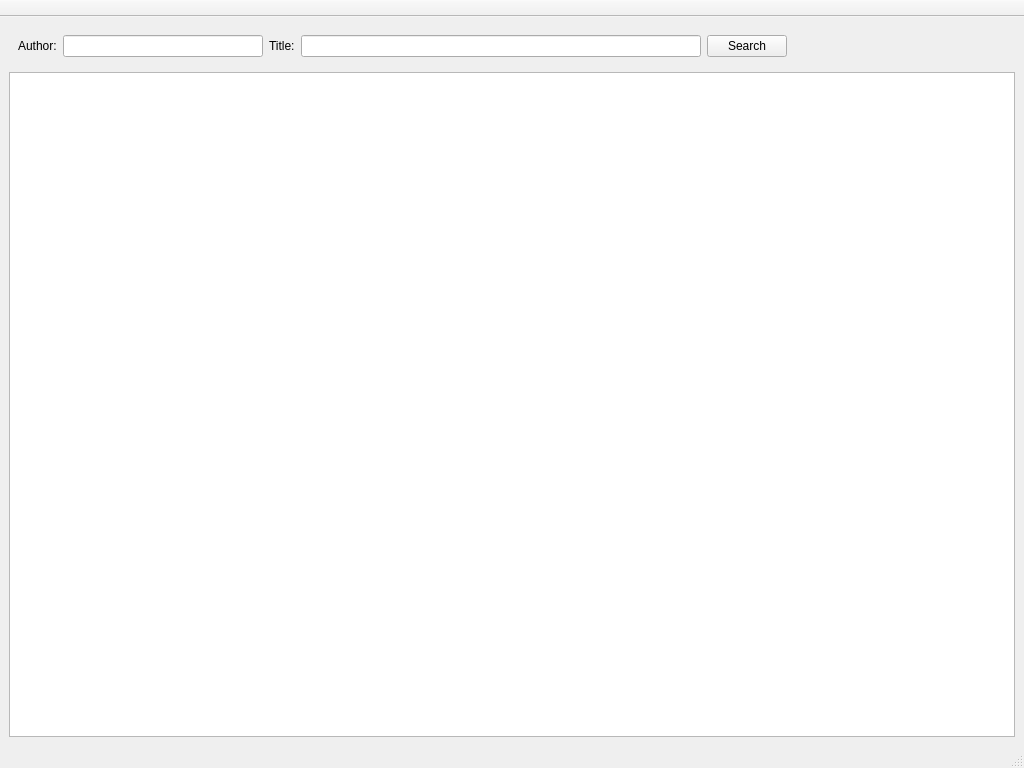
The window that ui/mainwindow.ui (gaaldvd/libgenx) describes before a commit, drawn with Qt 5.
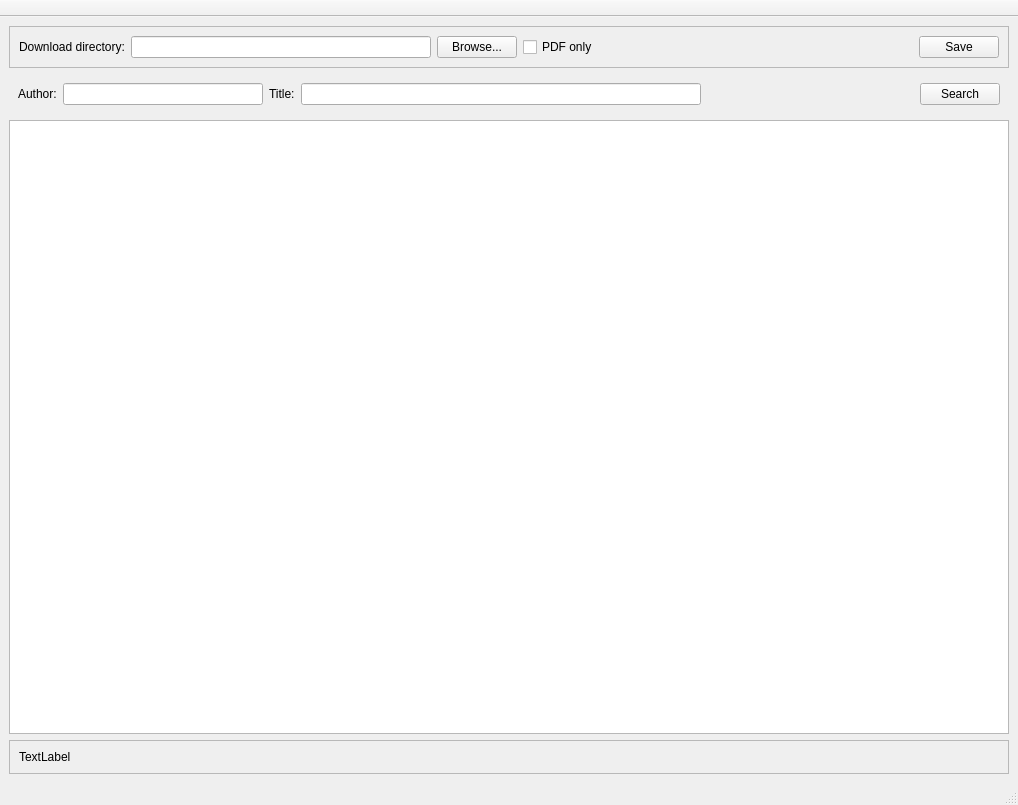
The same window after the commit.

Patch:
```diff
--- a/ui/mainwindow.ui
+++ b/ui/mainwindow.ui
@@ -6,8 +6,8 @@
    <rect>
     <x>0</x>
     <y>0</y>
-    <width>1024</width>
-    <height>768</height>
+    <width>1018</width>
+    <height>805</height>
    </rect>
   </property>
   <property name="windowTitle">
@@ -15,7 +15,97 @@
   </property>
   <widget class="QWidget" name="centralwidget">
    <layout class="QVBoxLayout" name="verticalLayout">
-    <item alignment="Qt::AlignLeft">
+    <item>
+     <widget class="QFrame" name="config_pane">
+      <property name="frameShape">
+       <enum>QFrame::Shape::StyledPanel</enum>
+      </property>
+      <property name="frameShadow">
+       <enum>QFrame::Shadow::Sunken</enum>
+      </property>
+      <property name="lineWidth">
+       <number>0</number>
+      </property>
+      <layout class="QHBoxLayout" name="horizontalLayout_2">
+       <item>
+        <widget class="QLabel" name="labelDownDir">
+         <property name="maximumSize">
+          <size>
+           <width>130</width>
+           <height>16777215</height>
+          </size>
+         </property>
+         <property name="text">
+          <string>Download directory:</string>
+         </property>
+        </widget>
+       </item>
+       <item>
+        <widget class="QLineEdit" name="inDownDir">
+         <property name="maximumSize">
+          <size>
+           <width>300</width>
+           <height>16777215</height>
+          </size>
+         </property>
+        </widget>
+       </item>
+       <item>
+        <widget class="QPushButton" name="buttonDownDir">
+         <property name="maximumSize">
+          <size>
+           <width>80</width>
+           <height>16777215</height>
+          </size>
+         </property>
+         <property name="text">
+          <string>Browse...</string>
+         </property>
+        </widget>
+       </item>
+       <item>
+        <widget class="QCheckBox" name="checkPdf">
+         <property name="maximumSize">
+          <size>
+           <width>100</width>
+           <height>16777215</height>
+          </size>
+         </property>
+         <property name="text">
+          <string>PDF only</string>
+         </property>
+        </widget>
+       </item>
+       <item>
+        <spacer name="spacerConfig">
+         <property name="orientation">
+          <enum>Qt::Orientation::Horizontal</enum>
+         </property>
+         <property name="sizeHint" stdset="0">
+          <size>
+           <width>296</width>
+           <height>20</height>
+          </size>
+         </property>
+        </spacer>
+       </item>
+       <item>
+        <widget class="QPushButton" name="buttonSaveConfig">
+         <property name="maximumSize">
+          <size>
+           <width>80</width>
+           <height>16777215</height>
+          </size>
+         </property>
+         <property name="text">
+          <string>Save</string>
+         </property>
+        </widget>
+       </item>
+      </layout>
+     </widget>
+    </item>
+    <item>
      <widget class="QWidget" name="input" native="true">
       <property name="maximumSize">
        <size>
@@ -23,9 +113,15 @@
         <height>40</height>
        </size>
       </property>
-      <layout class="QHBoxLayout" name="horizontalLayout">
+      <layout class="QHBoxLayout" name="horizontalLayout" stretch="0,0,0,0,0,0">
        <item>
         <widget class="QLabel" name="labelAuthor">
+         <property name="maximumSize">
+          <size>
+           <width>50</width>
+           <height>16777215</height>
+          </size>
+         </property>
          <property name="text">
           <string>Author:</string>
          </property>
@@ -49,6 +145,12 @@
        </item>
        <item>
         <widget class="QLabel" name="labelTitle">
+         <property name="maximumSize">
+          <size>
+           <width>50</width>
+           <height>16777215</height>
+          </size>
+         </property>
          <property name="text">
           <string>Title:</string>
          </property>
@@ -70,8 +172,27 @@
          </property>
         </widget>
        </item>
+       <item>
+        <spacer name="spacerInput">
+         <property name="orientation">
+          <enum>Qt::Orientation::Horizontal</enum>
+         </property>
+         <property name="sizeHint" stdset="0">
+          <size>
+           <width>40</width>
+           <height>20</height>
+          </size>
+         </property>
+        </spacer>
+       </item>
        <item>
         <widget class="QPushButton" name="buttonSearch">
+         <property name="maximumSize">
+          <size>
+           <width>80</width>
+           <height>16777215</height>
+          </size>
+         </property>
          <property name="text">
           <string>Search</string>
          </property>
@@ -81,19 +202,47 @@
      </widget>
     </item>
     <item>
-     <widget class="QTableWidget" name="output">
-      <property name="sizePolicy">
-       <sizepolicy hsizetype="Preferred" vsizetype="Preferred">
-        <horstretch>0</horstretch>
-        <verstretch>0</verstretch>
-       </sizepolicy>
-      </property>
+     <widget class="QListWidget" name="output">
       <property name="minimumSize">
        <size>
         <width>1000</width>
-        <height>650</height>
+        <height>400</height>
        </size>
       </property>
+      <property name="font">
+       <font>
+        <family>Monospace</family>
+        <pointsize>11</pointsize>
+       </font>
+      </property>
+      <property name="contextMenuPolicy">
+       <enum>Qt::ContextMenuPolicy::DefaultContextMenu</enum>
+      </property>
+      <property name="sortingEnabled">
+       <bool>false</bool>
+      </property>
+     </widget>
+    </item>
+    <item>
+     <widget class="QFrame" name="details_pane">
+      <property name="frameShape">
+       <enum>QFrame::Shape::StyledPanel</enum>
+      </property>
+      <property name="frameShadow">
+       <enum>QFrame::Shadow::Sunken</enum>
+      </property>
+      <property name="lineWidth">
+       <number>0</number>
+      </property>
+      <layout class="QVBoxLayout" name="verticalLayout_2">
+       <item>
+        <widget class="QLabel" name="details">
+         <property name="text">
+          <string>TextLabel</string>
+         </property>
+        </widget>
+       </item>
+      </layout>
      </widget>
     </item>
    </layout>
```
